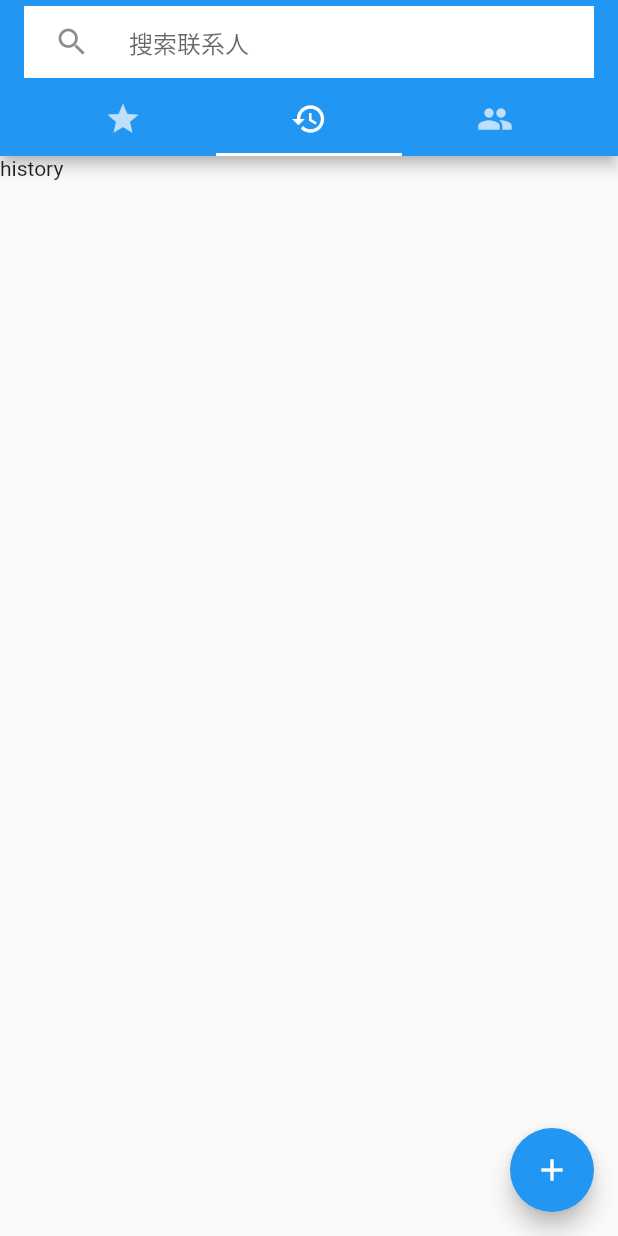
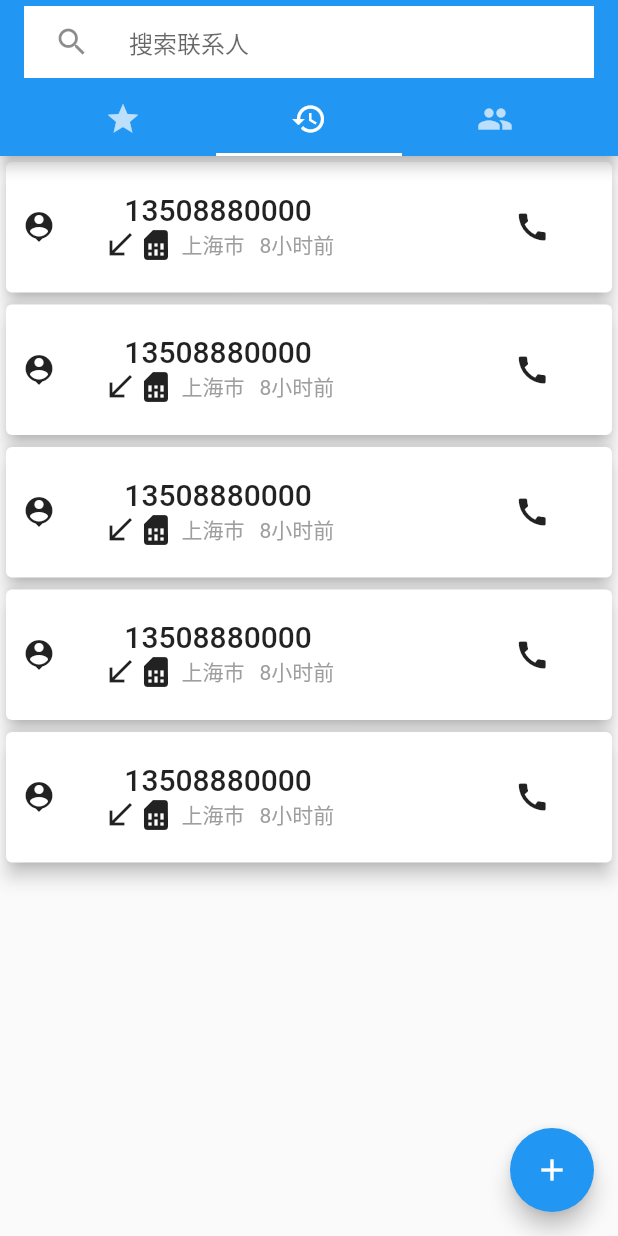
Before and after one commit to Rainy99/flutter-telecom, a Flutter app: the screen it shows after launch, tab 2 chosen, on a phone screen of 412 x 824 dp. Run offline on Flutter 3.47's test engine with Material 2 defaults, Android fonts, the phone set to English and light mode, and no system bars.

Commit message:
Add history layout

```diff
--- a/lib/main.dart
+++ b/lib/main.dart
@@ -1,5 +1,6 @@
 import 'package:flutter/cupertino.dart';
 import 'package:flutter/material.dart';
+import './views/history.dart';
 
 void main() => runApp(MyApp());
 
@@ -8,7 +9,8 @@ class MyApp extends StatelessWidget {
   @override
   Widget build(BuildContext context) {
     return MaterialApp(
-      title: 'Flutter Demo',
+      title: '电话',
+      color: Colors.blue,
       theme: ThemeData(
         // This is the theme of your application.
         //
@@ -19,7 +21,7 @@ class MyApp extends StatelessWidget {
         // or simply save your changes to "hot reload" in a Flutter IDE).
         // Notice that the counter didn't reset back to zero; the application
         // is not restarted.
-        primarySwatch: Colors.blue,
+        primarySwatch: Colors.blue
       ),
       home: MyHomePage(title: 'Flutter Demo Home Page'),
     );
@@ -104,7 +106,7 @@ class _MyHomePageState extends State<MyHomePage>  with SingleTickerProviderState
         controller: _tabController,
         children: <Widget>[
           Text("phone"),
-          Text("history"),
+          History(),
           Text("people"),
         ],
       ),
--- /dev/null
+++ b/lib/views/history.dart
@@ -0,0 +1,77 @@
+import 'package:flutter/cupertino.dart';
+import 'package:flutter/material.dart';
+import 'package:flutter/widgets.dart';
+
+class History extends StatelessWidget{
+  @override
+  Widget build(BuildContext context) {
+    return Container(
+      child: Column(
+        children: <Widget>[
+          _HistoryItem(),
+          _HistoryItem(),
+          _HistoryItem(),
+          _HistoryItem(),
+          _HistoryItem()
+        ],
+      ),
+    );
+  }
+}
+
+class _HistoryItem extends StatelessWidget{
+  @override
+  Widget build(BuildContext context) {
+    return Card(
+      elevation: 5.0,
+        child: Center(
+          child: Row(
+            children: <Widget>[
+              Column(
+                children: <Widget>[
+                  Container(
+                    padding: EdgeInsets.all(10),
+                      child:Icon(Icons.person_pin)
+                  )
+                ],
+              ),
+              Column(
+                children: <Widget>[
+                  Container(
+                    padding: EdgeInsets.all(20),
+                    child: Column(
+                      children: <Widget>[
+                        Text("13508880000",
+                          style: TextStyle(fontSize: 20,fontWeight: FontWeight.w500)
+                        ),
+                        Row(
+                          children: <Widget>[
+                            Icon(Icons.call_received),
+                            Icon(Icons.sim_card),
+                            Container(
+                              padding: EdgeInsets.only(left: 5),
+                              child:  Text("上海市",style: TextStyle(color: Colors.grey))
+                            ),
+                            Container(
+                              padding: EdgeInsets.only(left: 10),
+                              child:  Text("8小时前",style: TextStyle(color: Colors.grey))
+                            )
+                          ],
+                        )
+                      ],
+                    ),
+                  )
+                ],
+              ),
+              Column(children: <Widget>[
+                Container(
+                    padding: EdgeInsets.only(left: 100),
+                    child:Icon(Icons.call)
+                )
+              ],)
+            ],
+          ),
+        )
+      );
+  }
+}
```
